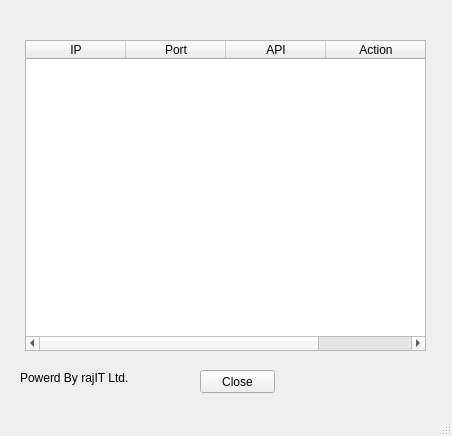
Old version of the form deviceList.ui in the repository Turjo47/Python-App.
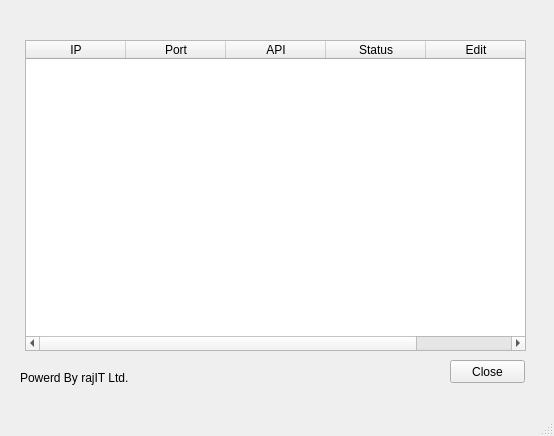
New version of the form. Icons and pictures are not drawn.

Diff of the .ui file:
```diff
--- a/deviceList.ui
+++ b/deviceList.ui
@@ -6,7 +6,7 @@
    <rect>
     <x>0</x>
     <y>0</y>
-    <width>452</width>
+    <width>554</width>
     <height>436</height>
    </rect>
   </property>
@@ -19,7 +19,7 @@
      <rect>
       <x>25</x>
       <y>40</y>
-      <width>401</width>
+      <width>501</width>
       <height>311</height>
      </rect>
     </property>
@@ -40,15 +40,20 @@
     </column>
     <column>
      <property name="text">
-      <string>Action</string>
+      <string>Status</string>
+     </property>
+    </column>
+    <column>
+     <property name="text">
+      <string>Edit</string>
      </property>
     </column>
    </widget>
    <widget class="QPushButton" name="closebtn">
     <property name="geometry">
      <rect>
-      <x>200</x>
-      <y>370</y>
+      <x>450</x>
+      <y>360</y>
       <width>75</width>
       <height>23</height>
      </rect>
```
Left out of the diff: 12 changed lines with no effect on the pictures.
